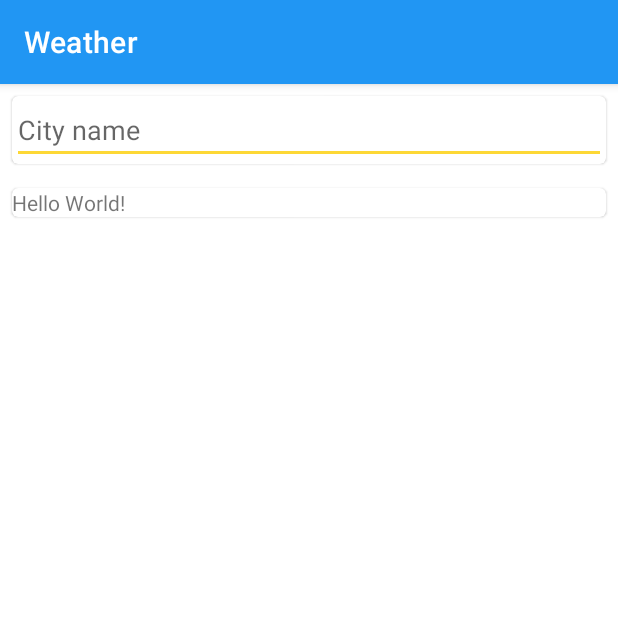
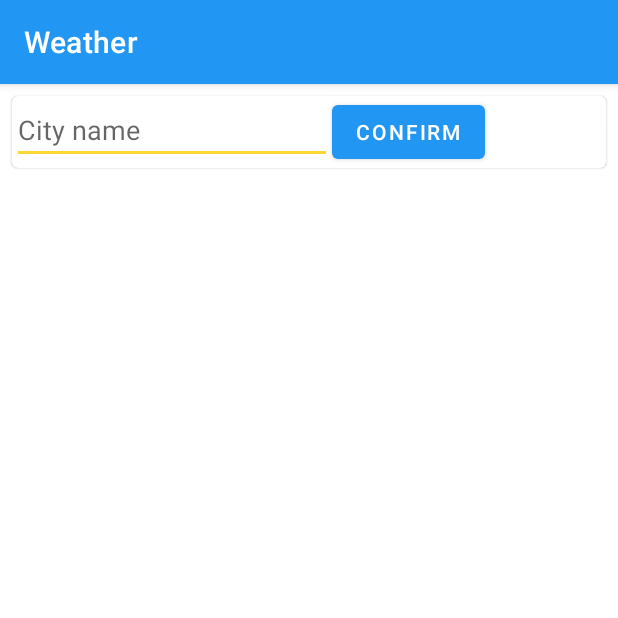
Before and after one commit to bartlomiej-szlachta/weather-app, an Android app: the screen it shows after launch (MainActivity), on a phone screen of 412 x 824 dp, the top half of it. Run offline under Robolectric (Android 15) with nearby library versions, the light colour scheme and no system bars.

Commit message:
feat: switching fragments

```diff
--- a/app/build.gradle
+++ b/app/build.gradle
@@ -51,4 +51,5 @@ dependencies {
     implementation "com.squareup.okhttp3:okhttp:4.0.1"
     implementation 'com.squareup.okhttp3:logging-interceptor:4.0.1'
     implementation 'org.jetbrains.kotlinx:kotlinx-coroutines-core:1.3.4'
+    implementation 'androidx.legacy:legacy-support-v4:1.0.0'
 }
--- /dev/null
+++ b/app/src/main/java/com/example/weather/InputFragment.kt
@@ -0,0 +1,56 @@
+package com.example.weather
+
+import android.os.Bundle
+import android.view.LayoutInflater
+import android.view.View
+import android.view.ViewGroup
+import android.widget.Toast
+import androidx.fragment.app.Fragment
+import com.example.weather.dto.RootResponse
+import kotlinx.android.synthetic.main.fragment_input.*
+import retrofit2.Call
+import retrofit2.Callback
+import retrofit2.Response
+
+class InputFragment(private val currentCityName: String = "") : Fragment() {
+
+    private val apiService: WeatherApiService = WeatherApiService.create()
+
+    override fun onCreateView(
+        inflater: LayoutInflater, container: ViewGroup?,
+        savedInstanceState: Bundle?
+    ): View? {
+        return inflater.inflate(R.layout.fragment_input, container, false)
+    }
+
+    override fun onViewCreated(view: View, savedInstanceState: Bundle?) {
+        super.onViewCreated(view, savedInstanceState)
+        input_city.setText(currentCityName)
+
+        button_submit.setOnClickListener {
+            apiService
+                .getWeatherData(input_city.text.toString())
+                .enqueue(WeatherDataResponseHandler())
+        }
+    }
+
+    private inner class WeatherDataResponseHandler : Callback<RootResponse> {
+        override fun onResponse(call: Call<RootResponse>, response: Response<RootResponse>) {
+            if (response.code() != 200) {
+                Toast.makeText(activity, response.message(), Toast.LENGTH_SHORT).show()
+                return
+            }
+
+            val rootResponse: RootResponse = response.body()!!
+            activity!!
+                .supportFragmentManager
+                .beginTransaction()
+                .replace(R.id.fragment_container, WeatherFragment(rootResponse.format()))
+                .commit()
+        }
+
+        override fun onFailure(call: Call<RootResponse>, t: Throwable) {
+            Toast.makeText(activity, "Failue", Toast.LENGTH_SHORT).show()
+        }
+    }
+}
--- a/app/src/main/java/com/example/weather/MainActivity.kt
+++ b/app/src/main/java/com/example/weather/MainActivity.kt
@@ -1,50 +1,16 @@
 package com.example.weather
 
+import android.os.Bundle
 import androidx.appcompat.app.AppCompatActivity
-import android.os.Bundle
-import android.text.Editable
-import android.text.TextWatcher
-import com.example.weather.dto.RootResponse
-import kotlinx.android.synthetic.main.activity_main.*
-import retrofit2.Call
-import retrofit2.Callback
-import retrofit2.Response
 
 class MainActivity : AppCompatActivity() {
-
-    private val apiService: WeatherApiService by lazy {
-        WeatherApiService.create()
-    }
-
     override fun onCreate(savedInstanceState: Bundle?) {
         super.onCreate(savedInstanceState)
         setContentView(R.layout.activity_main)
 
-        editText.addTextChangedListener(object : TextWatcher {
-            override fun afterTextChanged(s: Editable?) {}
-
-            override fun beforeTextChanged(s: CharSequence?, start: Int, count: Int, after: Int) {}
-
-            override fun onTextChanged(s: CharSequence?, start: Int, before: Int, count: Int) {
-                textView.text = "loading"
-                apiService.getWeatherData(editText.text.toString())
-                    .enqueue(WeatherDataResponseHandler())
-            }
-
-        })
-    }
-
-    private inner class WeatherDataResponseHandler : Callback<RootResponse> {
-        override fun onResponse(call: Call<RootResponse>, response: Response<RootResponse>) {
-            if (response.body() == null) {
-                textView.text = "Failure"
-                return
-            }
-            textView.text = response.body().toString()
-        }
-
-        override fun onFailure(call: Call<RootResponse>, t: Throwable) {
-            textView.text = "Failure"
-        }
+        supportFragmentManager
+            .beginTransaction()
+            .add(R.id.fragment_container, InputFragment())
+            .commit()
     }
 }
--- a/app/src/main/res/layout/activity_main.xml
+++ b/app/src/main/res/layout/activity_main.xml
@@ -6,35 +6,8 @@
     android:orientation="vertical"
     tools:context=".MainActivity">
 
-    <com.google.android.material.card.MaterialCardView
-        android:id="@+id/card-city"
+    <FrameLayout
+        android:id="@+id/fragment_container"
         android:layout_width="match_parent"
-        android:layout_height="wrap_content"
-        android:layout_margin="8dp">
-
-        <EditText
-            android:id="@+id/editText"
-            android:layout_width="match_parent"
-            android:layout_height="wrap_content"
-            android:autofillHints="city"
-            android:hint="City name"
-            android:imeOptions="actionSearch"
-            android:inputType="textPersonName"
-            android:text="" />
-
-    </com.google.android.material.card.MaterialCardView>
-
-    <com.google.android.material.card.MaterialCardView
-        android:id="@+id/card-weather"
-        android:layout_width="match_parent"
-        android:layout_height="wrap_content"
-        android:layout_margin="8dp">
-
-        <TextView
-            android:id="@+id/textView"
-            android:layout_width="wrap_content"
-            android:layout_height="wrap_content"
-            android:text="Hello World!" />
-    </com.google.android.material.card.MaterialCardView>
-
+        android:layout_height="match_parent" />
 </LinearLayout>
--- /dev/null
+++ b/app/src/main/res/layout/fragment_input.xml
@@ -0,0 +1,37 @@
+<?xml version="1.0" encoding="utf-8"?>
+<FrameLayout xmlns:android="http://schemas.android.com/apk/res/android"
+    xmlns:tools="http://schemas.android.com/tools"
+    android:layout_width="match_parent"
+    android:layout_height="match_parent"
+    tools:context=".InputFragment">
+
+    <com.google.android.material.card.MaterialCardView
+        android:id="@+id/card_input"
+        android:layout_width="match_parent"
+        android:layout_height="wrap_content"
+        android:layout_margin="8dp">
+
+        <LinearLayout
+            android:layout_width="match_parent"
+            android:layout_height="wrap_content"
+            android:orientation="horizontal">
+
+            <EditText
+                android:id="@+id/input_city"
+                android:layout_width="wrap_content"
+                android:layout_height="wrap_content"
+                android:autofillHints="city"
+                android:ems="10"
+                android:hint="@string/input_hint"
+                android:imeOptions="actionSearch"
+                android:inputType="textPersonName"
+                android:text="" />
+
+            <Button
+                android:id="@+id/button_submit"
+                android:layout_width="wrap_content"
+                android:layout_height="wrap_content"
+                android:text="@string/submit_text" />
+        </LinearLayout>
+    </com.google.android.material.card.MaterialCardView>
+</FrameLayout>
--- a/app/src/main/res/values/strings.xml
+++ b/app/src/main/res/values/strings.xml
@@ -1,3 +1,10 @@
 <resources>
     <string name="app_name">Weather</string>
+    <string name="input_hint">City name</string>
+    <string name="submit_text">Confirm</string>
+    <string name="label_temperature">Temperature:</string>
+    <string name="label_pressure">Pressure:</string>
+    <string name="label_sunrise">Sunrise:</string>
+    <string name="label_sunset">Sunset:</string>
+    <string name="label_datetime">Last update:</string>
 </resources>
```
Also changed, not shown: app/src/main/java/com/example/weather/WeatherFragment.kt (added, +30 -0 lines), app/src/main/java/com/example/weather/model/WeatherEntity.kt (+9 -9 lines), app/src/main/res/layout/fragment_weather.xml (added, +127 -0 lines).
